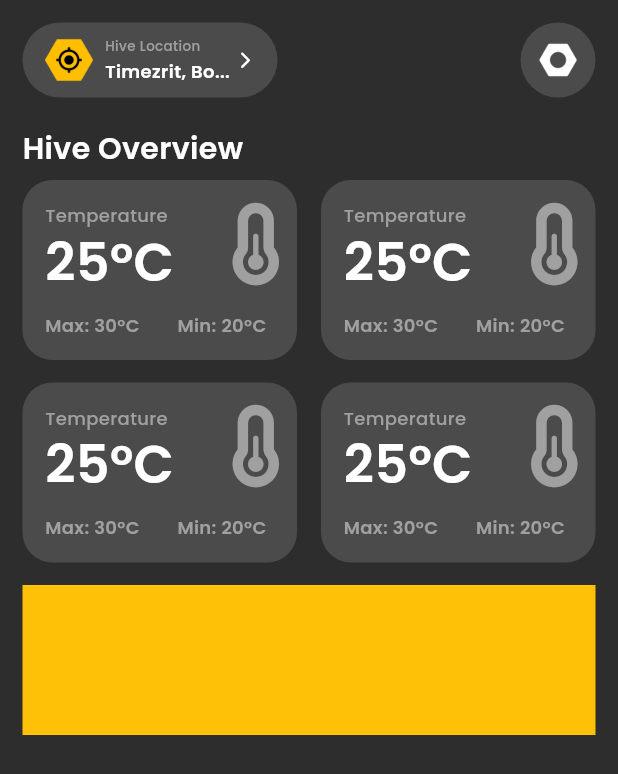
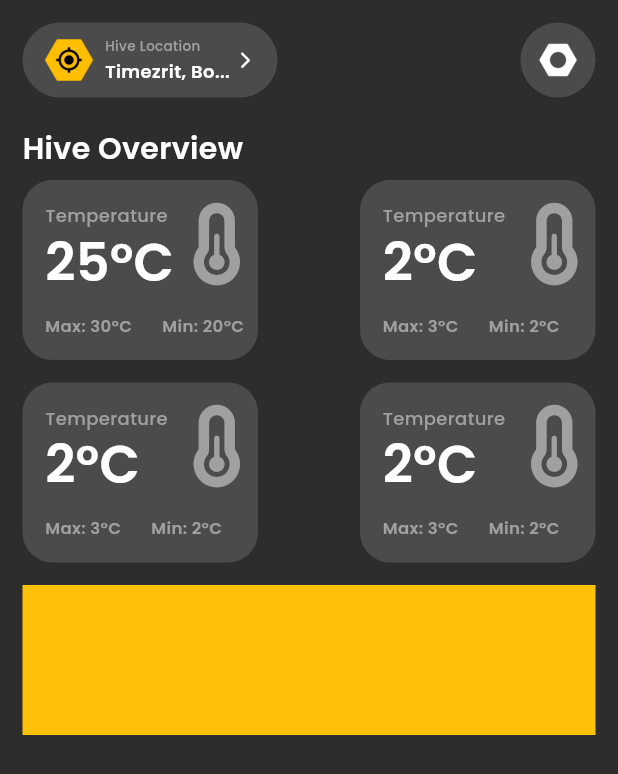
Before and after one commit to anisbfd/Smart-BeeHive-Application, a Flutter app: the HomePage screen opened directly, on a phone screen of 412 x 824 dp. Shown: the top 774 px of the screen. Run offline on Flutter 3.47's test engine with Material 3 defaults, Android fonts, the phone set to English and light mode, and no system bars; our stand-ins replace font_awesome_flutter, get, material_design_icons_flutter.

Commit message:
costume container created

```diff
--- a/lib/pages/HomePage.dart
+++ b/lib/pages/HomePage.dart
@@ -130,18 +130,46 @@ class HomePage extends StatelessWidget {
                         child: Stack(
                           children: [
                             Align(
-                                alignment: Alignment.bottomLeft,
-                                child: Display()),
+                                alignment: Alignment.topLeft,
+                                child: Display(
+                                  unit: '°C',
+                                  icon: FontAwesomeIcons.thermometerHalf,
+                                  title: 'Temperature',
+                                  value: 25,
+                                  max: 30,
+                                  min: 20,
+                                )),
+                            Align(
+                                alignment: Alignment.topRight,
+                                child: Display(
+                                  unit: '°C',
+                                  icon: FontAwesomeIcons.thermometerHalf,
+                                  title: 'Temperature',
+                                  value: 2,
+                                  max: 3,
+                                  min: 2,
+                                )),
+                            Align(
+                              alignment: Alignment.bottomLeft,
+                              child: Display(
+                                unit: '°C',
+                                icon: FontAwesomeIcons.thermometerHalf,
+                                title: 'Temperature',
+                                value: 2,
+                                max: 3,
+                                min: 2,
+                              ),
+                            ),
                             Align(
                                 alignment: Alignment.bottomRight,
-                                child: Display()),
-                            Align(
-                              alignment: Alignment.topLeft,
-                              child: Display(),
-                            ),
-                            Align(
-                                alignment: Alignment.topRight,
-                                child: Display()),
+                                child: Display(
+                                  unit: '°C',
+                                  icon: FontAwesomeIcons.thermometerHalf,
+                                  title: 'Temperature',
+                                  value: 2,
+                                  max: 3,
+                                  min: 2,
+                                )),
                           ],
                         ),
                       ),
@@ -163,7 +191,19 @@ class HomePage extends StatelessWidget {
 }
 
 class Display extends StatelessWidget {
+  final String title;
+  final IconData icon;
+  final int value;
+  final int max;
+  final int min;
+  final String unit;
   const Display({
+    required this.title,
+    required this.icon,
+    required this.value,
+    required this.max,
+    required this.min,
+    required this.unit,
     super.key,
   });
 
@@ -171,7 +211,7 @@ class Display extends StatelessWidget {
   Widget build(BuildContext context) {
     return Container(
       height: 120,
-      width: 183,
+      width: 157,
       decoration: BoxDecoration(
         color: Color.fromARGB(255, 75, 75, 75),
         borderRadius: BorderRadius.circular(20),
@@ -187,7 +227,7 @@ class Display extends StatelessWidget {
             Align(
               alignment: Alignment.topLeft,
               child: Text(
-                'Temperature',
+                title,
                 style: TextStyle(
                   color: Color.fromARGB(255, 160, 160, 160),
                   fontSize: 12,
@@ -198,7 +238,7 @@ class Display extends StatelessWidget {
             Align(
               alignment: Alignment.topRight,
               child: Icon(
-                FontAwesomeIcons.thermometerHalf,
+                icon,
                 color: Color.fromARGB(255, 160, 160, 160),
                 size: 55,
               ),
@@ -206,7 +246,7 @@ class Display extends StatelessWidget {
             Positioned(
               top: 15,
               child: Text(
-                '25°C',
+                '$value$unit',
                 style: TextStyle(
                   color: Colors.white,
                   fontSize: 35,
@@ -219,21 +259,21 @@ class Display extends StatelessWidget {
               child: Row(
                 children: [
                   Text(
-                    'Max: 30°C',
+                    'Max: $max$unit',
                     style: TextStyle(
                       color: Color.fromARGB(255, 160, 160, 160),
-                      fontSize: 12,
+                      fontSize: 11,
                       fontWeight: FontWeight.w600,
                     ),
                   ),
                   SizedBox(
-                    width: 25,
+                    width: 20,
                   ),
                   Text(
-                    'Min: 20°C',
+                    'Min: $min°C',
                     style: TextStyle(
                       color: Color.fromARGB(255, 160, 160, 160),
-                      fontSize: 12,
+                      fontSize: 11,
                       fontWeight: FontWeight.w600,
                     ),
                   ),
```
